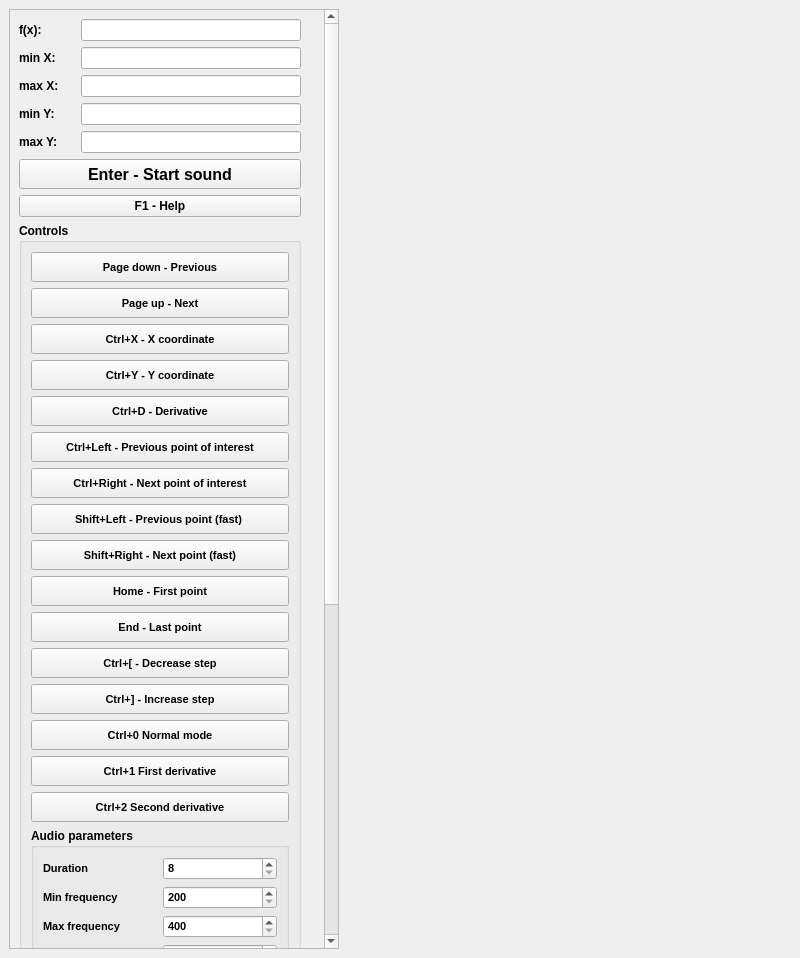
This is src/dialogs/mainwindow.ui in nstrikos/audiographs as Qt 5 draws it before an edit. The edited form follows.
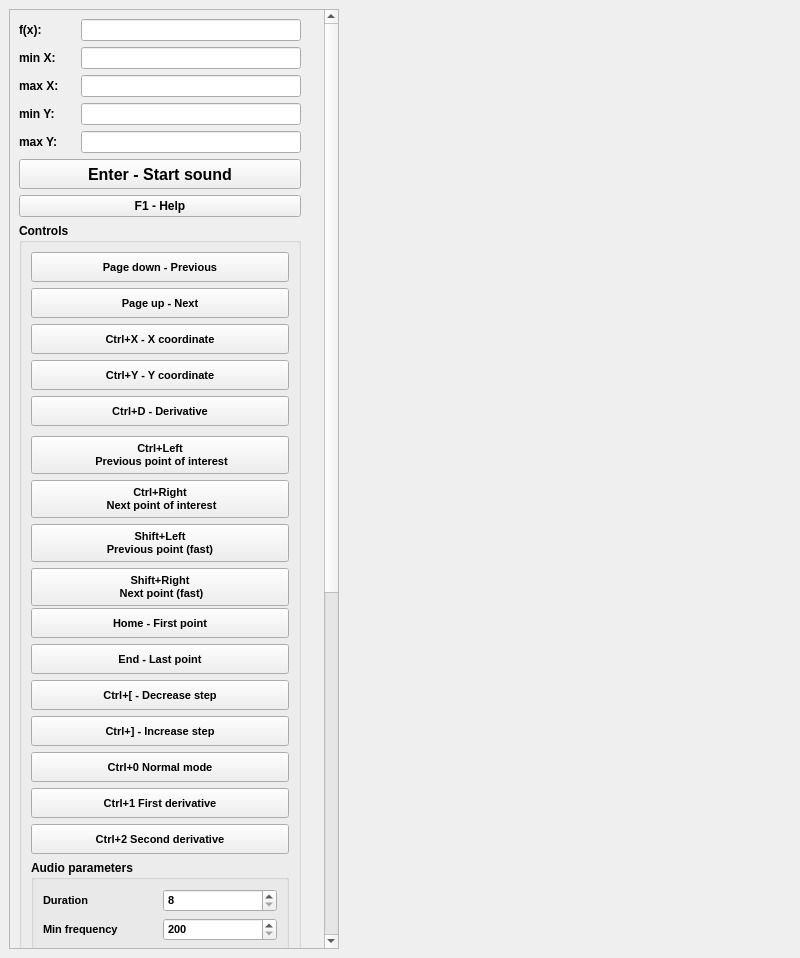
This is the edited form. Custom widgets are drawn as their Qt base class.

```diff
--- a/src/dialogs/mainwindow.ui
+++ b/src/dialogs/mainwindow.ui
@@ -42,9 +42,9 @@
        <property name="geometry">
         <rect>
          <x>0</x>
-         <y>-646</y>
+         <y>-162</y>
          <width>300</width>
-         <height>1561</height>
+         <height>1681</height>
         </rect>
        </property>
        <property name="minimumSize">
@@ -525,7 +525,7 @@
              <property name="minimumSize">
               <size>
                <width>0</width>
-               <height>30</height>
+               <height>38</height>
               </size>
              </property>
              <property name="maximumSize">
@@ -547,7 +547,8 @@
               <string>Previous point of interest</string>
              </property>
              <property name="text">
-              <string>Ctrl+Left - Previous point of interest</string>
+              <string>Ctrl+Left 
+ Previous point of interest</string>
              </property>
             </widget>
            </item>
@@ -556,7 +557,7 @@
              <property name="minimumSize">
               <size>
                <width>0</width>
-               <height>30</height>
+               <height>38</height>
               </size>
              </property>
              <property name="maximumSize">
@@ -578,7 +579,8 @@
               <string>Next point of interest</string>
              </property>
              <property name="text">
-              <string>Ctrl+Right - Next point of interest</string>
+              <string>Ctrl+Right 
+ Next point of interest</string>
              </property>
             </widget>
            </item>
@@ -587,7 +589,7 @@
              <property name="minimumSize">
               <size>
                <width>0</width>
-               <height>30</height>
+               <height>38</height>
               </size>
              </property>
              <property name="maximumSize">
@@ -609,7 +611,8 @@
               <string>Previous point fast</string>
              </property>
              <property name="text">
-              <string>Shift+Left - Previous point (fast) </string>
+              <string>Shift+Left 
+ Previous point (fast) </string>
              </property>
             </widget>
            </item>
@@ -618,7 +621,7 @@
              <property name="minimumSize">
               <size>
                <width>0</width>
-               <height>30</height>
+               <height>38</height>
               </size>
              </property>
              <property name="maximumSize">
@@ -640,7 +643,8 @@
               <string>Next point fast</string>
              </property>
              <property name="text">
-              <string>Shift+Right - Next point (fast)</string>
+              <string>Shift+Right 
+ Next point (fast)</string>
              </property>
             </widget>
            </item>
```
Left out of the diff: 2 changed lines with no effect on the pictures.
